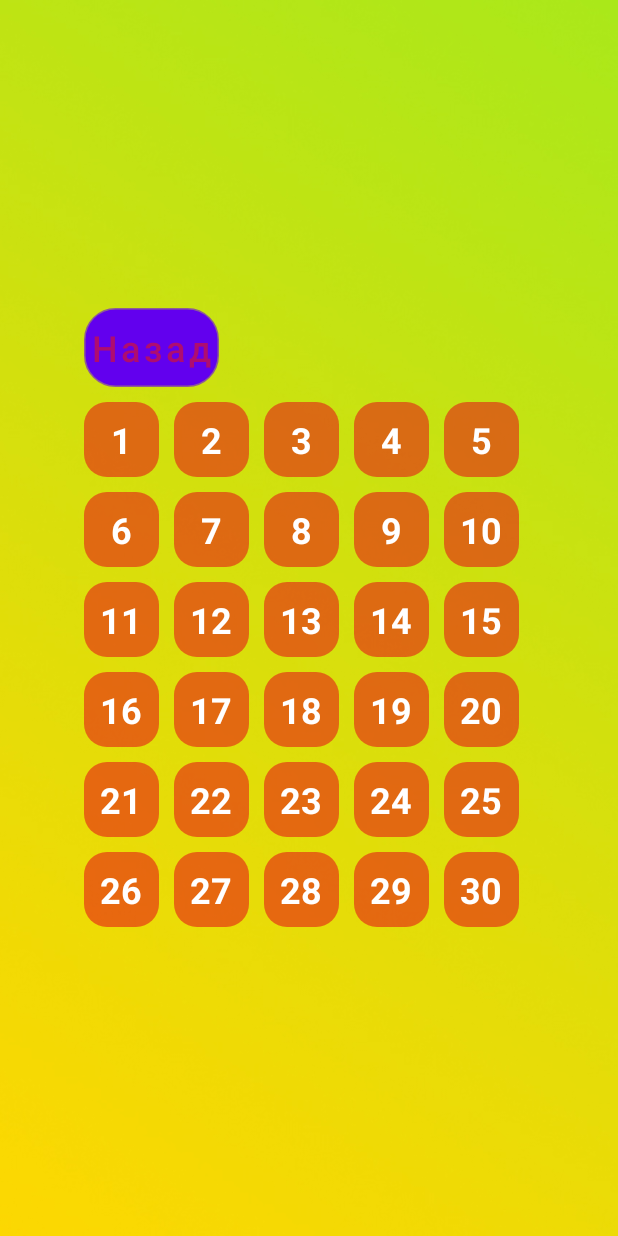
After one commit to SkalinRoman/QuizForKids, an Android app: the GameLevels screen opened directly, with no data from a screen before it, on a phone screen of 412 x 824 dp. The commit adds this screen. Run offline under Robolectric (Android 15) with nearby library versions, the phone set to English and light mode, and no system bars.

Commit message:
Add game levels

```diff
--- /dev/null
+++ b/app/src/main/java/ru/skalinroman/quizforkids/GameLevels.java
@@ -0,0 +1,19 @@
+package ru.skalinroman.quizforkids;
+
+import android.os.Bundle;
+import android.view.Window;
+import android.view.WindowManager;
+
+import androidx.appcompat.app.AppCompatActivity;
+
+public class GameLevels extends AppCompatActivity {
+
+    @Override
+    protected void onCreate(Bundle savedInstanceState) {
+        super.onCreate(savedInstanceState);
+        setContentView(R.layout.game_levels);
+
+        Window w = getWindow();
+        w.setFlags(WindowManager.LayoutParams.FLAG_FULLSCREEN, WindowManager.LayoutParams.FLAG_FULLSCREEN);
+    }
+}
--- a/app/src/main/java/ru/skalinroman/quizforkids/MainActivity.java
+++ b/app/src/main/java/ru/skalinroman/quizforkids/MainActivity.java
@@ -2,9 +2,12 @@ package ru.skalinroman.quizforkids;
 
 import androidx.appcompat.app.AppCompatActivity;
 
+import android.content.Intent;
 import android.os.Bundle;
+import android.view.View;
 import android.view.Window;
 import android.view.WindowManager;
+import android.widget.Button;
 
 public class MainActivity extends AppCompatActivity {
 
@@ -13,6 +16,20 @@ public class MainActivity extends AppCompatActivity {
         super.onCreate(savedInstanceState);
         setContentView(R.layout.activity_main);
 
+        Button buttonStart = (Button) findViewById(R.id.buttonStart);
+
+        buttonStart.setOnClickListener(new View.OnClickListener() {
+            @Override
+            public void onClick(View view) {
+                try {
+                    Intent intent = new Intent(MainActivity.this, GameLevels.class);
+                    startActivity(intent);
+                    finish();
+                } catch (Exception e) {
+                }
+            }
+        });
+
         Window w = getWindow();
         w.setFlags(WindowManager.LayoutParams.FLAG_FULLSCREEN, WindowManager.LayoutParams.FLAG_FULLSCREEN);
     }
--- /dev/null
+++ b/app/src/main/res/drawable-v24/style_button_orange60.xml
@@ -0,0 +1,5 @@
+<?xml version="1.0" encoding="utf-8"?>
+<shape xmlns:android="http://schemas.android.com/apk/res/android">
+    <corners android:radius="15dp" />
+    <solid android:color="@color/orange60" />
+</shape>
--- /dev/null
+++ b/app/src/main/res/drawable/button_game_levels.xml
@@ -0,0 +1,5 @@
+<?xml version="1.0" encoding="utf-8"?>
+<selector xmlns:android="http://schemas.android.com/apk/res/android">
+    <item android:drawable="@drawable/style_button_orange95" android:state_pressed="false" />
+    <item android:drawable="@drawable/style_button_orange60" android:state_pressed="true" />
+</selector>
--- /dev/null
+++ b/app/src/main/res/drawable/style_button_orange95.xml
@@ -0,0 +1,5 @@
+<?xml version="1.0" encoding="utf-8"?>
+<shape xmlns:android="http://schemas.android.com/apk/res/android">
+    <corners android:radius="15dp" />
+    <solid android:color="@color/orange95" />
+</shape>
--- /dev/null
+++ b/app/src/main/res/layout/game_levels.xml
@@ -0,0 +1,469 @@
+<?xml version="1.0" encoding="utf-8"?>
+<RelativeLayout xmlns:android="http://schemas.android.com/apk/res/android"
+    xmlns:app="http://schemas.android.com/apk/res-auto"
+    android:layout_width="match_parent"
+    android:layout_height="match_parent"
+    android:orientation="vertical">
+
+    <ImageView
+        android:id="@+id/imageView"
+        android:layout_width="match_parent"
+        android:layout_height="match_parent"
+        android:scaleType="centerCrop"
+        app:srcCompat="@drawable/main_background" />
+
+    <LinearLayout
+        android:id="@+id/container_1"
+        android:layout_width="match_parent"
+        android:layout_height="match_parent"
+        android:gravity="center"
+        android:orientation="vertical">
+
+        <LinearLayout
+            android:id="@+id/container_2"
+            android:layout_width="wrap_content"
+            android:layout_height="wrap_content"
+            android:orientation="vertical"
+            android:padding="10dp">
+
+            <LinearLayout
+                android:id="@+id/container_3"
+                android:layout_width="match_parent"
+                android:layout_height="match_parent"
+                android:orientation="horizontal">
+
+                <Button
+                    android:id="@+id/button"
+                    android:layout_width="wrap_content"
+                    android:layout_height="wrap_content"
+                    android:background="@drawable/button_stroke_orange95_press_while"
+                    android:paddingLeft="5dp"
+                    android:paddingRight="5dp"
+                    android:text="@string/back"
+                    android:textAllCaps="false"
+                    android:textColor="@color/orange95"
+                    android:textSize="24sp" />
+            </LinearLayout>
+
+            <ScrollView
+                android:layout_width="match_parent"
+                android:layout_height="match_parent"
+                android:layout_marginTop="10dp">
+
+                <LinearLayout
+                    android:id="@+id/container_4"
+                    android:layout_width="match_parent"
+                    android:layout_height="wrap_content"
+                    android:orientation="vertical">
+
+                    <LinearLayout
+                        android:id="@+id/line_1"
+                        android:layout_width="match_parent"
+                        android:layout_height="match_parent"
+                        android:orientation="horizontal">
+
+                        <TextView
+                            android:id="@+id/textView_1"
+                            android:layout_width="50dp"
+                            android:layout_height="50dp"
+                            android:layout_marginRight="10dp"
+                            android:background="@drawable/button_game_levels"
+                            android:gravity="center"
+                            android:text="1"
+                            android:textColor="@color/white"
+                            android:textSize="24sp"
+                            android:textStyle="bold" />
+
+                        <TextView
+                            android:id="@+id/textView_2"
+                            android:layout_width="50dp"
+                            android:layout_height="50dp"
+                            android:layout_marginRight="10dp"
+                            android:background="@drawable/button_game_levels"
+                            android:gravity="center"
+                            android:text="2"
+                            android:textColor="@color/white"
+                            android:textSize="24sp"
+                            android:textStyle="bold" />
+
+                        <TextView
+                            android:id="@+id/textView_3"
+                            android:layout_width="50dp"
+                            android:layout_height="50dp"
+                            android:layout_marginRight="10dp"
+                            android:background="@drawable/button_game_levels"
+                            android:gravity="center"
+                            android:text="3"
+                            android:textColor="@color/white"
+                            android:textSize="24sp"
+                            android:textStyle="bold" />
+
+                        <TextView
+                            android:id="@+id/textView_4"
+                            android:layout_width="50dp"
+                            android:layout_height="50dp"
+                            android:layout_marginRight="10dp"
+                            android:background="@drawable/button_game_levels"
+                            android:gravity="center"
+                            android:text="4"
+                            android:textColor="@color/white"
+                            android:textSize="24sp"
+                            android:textStyle="bold" />
+
+                        <TextView
+                            android:id="@+id/textView_5"
+                            android:layout_width="50dp"
+                            android:layout_height="50dp"
+                            android:layout_marginRight="10dp"
+                            android:background="@drawable/button_game_levels"
+                            android:gravity="center"
+                            android:text="5"
+                            android:textColor="@color/white"
+                            android:textSize="24sp"
+                            android:textStyle="bold" />
+                    </LinearLayout>
+
+                    <LinearLayout
+                        android:id="@+id/line_2"
+                        android:layout_width="match_parent"
+                        android:layout_height="match_parent"
+                        android:layout_marginTop="10dp"
+                        android:orientation="horizontal">
+
+                        <TextView
+                            android:id="@+id/textView_6"
+                            android:layout_width="50dp"
+                            android:layout_height="50dp"
+                            android:layout_marginRight="10dp"
+                            android:background="@drawable/button_game_levels"
+                            android:gravity="center"
+                            android:text="6"
+                            android:textColor="@color/white"
+                            android:textSize="24sp"
+                            android:textStyle="bold" />
+
+                        <TextView
+                            android:id="@+id/textView_7"
+                            android:layout_width="50dp"
+                            android:layout_height="50dp"
+                            android:layout_marginRight="10dp"
+                            android:background="@drawable/button_game_levels"
+                            android:gravity="center"
+                            android:text="7"
+                            android:textColor="@color/white"
+                            android:textSize="24sp"
+                            android:textStyle="bold" />
+
+                        <TextView
+                            android:id="@+id/textView_8"
+                            android:layout_width="50dp"
+                            android:layout_height="50dp"
+                            android:layout_marginRight="10dp"
+                            android:background="@drawable/button_game_levels"
+                            android:gravity="center"
+                            android:text="8"
+                            android:textColor="@color/white"
+                            android:textSize="24sp"
+                            android:textStyle="bold" />
+
+                        <TextView
+                            android:id="@+id/textView_9"
+                            android:layout_width="50dp"
+                            android:layout_height="50dp"
+                            android:layout_marginRight="10dp"
+                            android:background="@drawable/button_game_levels"
+                            android:gravity="center"
+                            android:text="9"
+                            android:textColor="@color/white"
+                            android:textSize="24sp"
+                            android:textStyle="bold" />
+
+                        <TextView
+                            android:id="@+id/textView_10"
+                            android:layout_width="50dp"
+                            android:layout_height="50dp"
+                            android:layout_marginRight="10dp"
+                            android:background="@drawable/button_game_levels"
+                            android:gravity="center"
+                            android:text="10"
+                            android:textColor="@color/white"
+                            android:textSize="24sp"
+                            android:textStyle="bold" />
+                    </LinearLayout>
+
+                    <LinearLayout
+                        android:id="@+id/line_3"
+                        android:layout_width="match_parent"
+                        android:layout_height="match_parent"
+                        android:layout_marginTop="10dp"
+                        android:orientation="horizontal">
+
+                        <TextView
+                            android:id="@+id/textView_11"
+                            android:layout_width="50dp"
+                            android:layout_height="50dp"
+                            android:layout_marginRight="10dp"
+                            android:background="@drawable/button_game_levels"
+                            android:gravity="center"
+                            android:text="11"
+                            android:textColor="@color/white"
+                            android:textSize="24sp"
+                            android:textStyle="bold" />
+
+                        <TextView
+                            android:id="@+id/textView_12"
+                            android:layout_width="50dp"
+                            android:layout_height="50dp"
+                            android:layout_marginRight="10dp"
+                            android:background="@drawable/button_game_levels"
+                            android:gravity="center"
+                            android:text="12"
+                            android:textColor="@color/white"
+                            android:textSize="24sp"
+                            android:textStyle="bold" />
+
+                        <TextView
+                            android:id="@+id/textView_13"
+                            android:layout_width="50dp"
+                            android:layout_height="50dp"
+                            android:layout_marginRight="10dp"
+                            android:background="@drawable/button_game_levels"
+                            android:gravity="center"
+                            android:text="13"
+                            android:textColor="@color/white"
+                            android:textSize="24sp"
+                            android:textStyle="bold" />
+
+                        <TextView
+                            android:id="@+id/textView_14"
+                            android:layout_width="50dp"
+                            android:layout_height="50dp"
+                            android:layout_marginRight="10dp"
+                            android:background="@drawable/button_game_levels"
+                            android:gravity="center"
+                            android:text="14"
+                            android:textColor="@color/white"
+                            android:textSize="24sp"
+                            android:textStyle="bold" />
+
+                        <TextView
+                            android:id="@+id/textView_15"
+                            android:layout_width="50dp"
+                            android:layout_height="50dp"
+                            android:layout_marginRight="10dp"
+                            android:background="@drawable/button_game_levels"
+                            android:gravity="center"
+                            android:text="15"
+                            android:textColor="@color/white"
+                            android:textSize="24sp"
+                            android:textStyle="bold" />
+                    </LinearLayout>
+
+                    <LinearLayout
+                        android:id="@+id/line_4"
+                        android:layout_width="match_parent"
+                        android:layout_height="match_parent"
+                        android:layout_marginTop="10dp"
+                        android:orientation="horizontal">
+
+                        <TextView
+                            android:id="@+id/textView_16"
+                            android:layout_width="50dp"
+                            android:layout_height="50dp"
+                            android:layout_marginRight="10dp"
+                            android:background="@drawable/button_game_levels"
+                            android:gravity="center"
+                            android:text="16"
+                            android:textColor="@color/white"
+                            android:textSize="24sp"
+                            android:textStyle="bold" />
+
+                        <TextView
+                            android:id="@+id/textView_17"
+                            android:layout_width="50dp"
+                            android:layout_height="50dp"
+                            android:layout_marginRight="10dp"
+                            android:background="@drawable/button_game_levels"
+                            android:gravity="center"
+                            android:text="17"
+                            android:textColor="@color/white"
+                            android:textSize="24sp"
+                            android:textStyle="bold" />
+
+                        <TextView
+                            android:id="@+id/textView_18"
+                            android:layout_width="50dp"
+                            android:layout_height="50dp"
+                            android:layout_marginRight="10dp"
+                            android:background="@drawable/button_game_levels"
+                            android:gravity="center"
+                            android:text="18"
+                            android:textColor="@color/white"
+                            android:textSize="24sp"
+                            android:textStyle="bold" />
+
+                        <TextView
+                            android:id="@+id/textView_19"
+                            android:layout_width="50dp"
+                            android:layout_height="50dp"
+                            android:layout_marginRight="10dp"
+                            android:background="@drawable/button_game_levels"
+                            android:gravity="center"
+                            android:text="19"
+                            android:textColor="@color/white"
+                            android:textSize="24sp"
+                            android:textStyle="bold" />
+
+                        <TextView
+                            android:id="@+id/textView_20"
+                            android:layout_width="50dp"
+                            android:layout_height="50dp"
+                            android:layout_marginRight="10dp"
+                            android:background="@drawable/button_game_levels"
+                            android:gravity="center"
+                            android:text="20"
+                            android:textColor="@color/white"
+                            android:textSize="24sp"
+                            android:textStyle="bold" />
+                    </LinearLayout>
+
+                    <LinearLayout
+                        android:id="@+id/line_5"
+                        android:layout_width="match_parent"
+                        android:layout_height="match_parent"
+                        android:layout_marginTop="10dp"
+                        android:orientation="horizontal">
+
+                        <TextView
+                            android:id="@+id/textView_21"
+                            android:layout_width="50dp"
+                            android:layout_height="50dp"
+                            android:layout_marginRight="10dp"
+                            android:background="@drawable/button_game_levels"
+                            android:gravity="center"
+                            android:text="21"
+                            android:textColor="@color/white"
+                            android:textSize="24sp"
+                            android:textStyle="bold" />
+
+                        <TextView
+                            android:id="@+id/textView_22"
+                            android:layout_width="50dp"
+                            android:layout_height="50dp"
+                            android:layout_marginRight="10dp"
+                            android:background="@drawable/button_game_levels"
+                            android:gravity="center"
+                            android:text="22"
+                            android:textColor="@color/white"
+                            android:textSize="24sp"
+                            android:textStyle="bold" />
+
+                        <TextView
+                            android:id="@+id/textView_23"
+                            android:layout_width="50dp"
+                            android:layout_height="50dp"
+                            android:layout_marginRight="10dp"
+                            android:background="@drawable/button_game_levels"
+                            android:gravity="center"
+                            android:text="23"
+                            android:textColor="@color/white"
+                            android:textSize="24sp"
+                            android:textStyle="bold" />
+
+                        <TextView
+                            android:id="@+id/textView_24"
+                            android:layout_width="50dp"
+                            android:layout_height="50dp"
+                            android:layout_marginRight="10dp"
+                            android:background="@drawable/button_game_levels"
+                            android:gravity="center"
+                            android:text="24"
+                            android:textColor="@color/white"
+                            android:textSize="24sp"
+                            android:textStyle="bold" />
+
+                        <TextView
+                            android:id="@+id/textView_25"
+                            android:layout_width="50dp"
+                            android:layout_height="50dp"
+                            android:layout_marginRight="10dp"
+                            android:background="@drawable/button_game_levels"
+                            android:gravity="center"
+                            android:text="25"
+                            android:textColor="@color/white"
+                            android:textSize="24sp"
+                            android:textStyle="bold" />
+                    </LinearLayout>
+
+                    <LinearLayout
+                        android:id="@+id/line_6"
+                        android:layout_width="match_parent"
+                        android:layout_height="match_parent"
+                        android:layout_marginTop="10dp"
+                        android:orientation="horizontal">
+
+                        <TextView
+                            android:id="@+id/textView_26"
+                            android:layout_width="50dp"
+                            android:layout_height="50dp"
+                            android:layout_marginRight="10dp"
+                            android:background="@drawable/button_game_levels"
+                            android:gravity="center"
+                            android:text="26"
+                            android:textColor="@color/white"
+                            android:textSize="24sp"
+                            android:textStyle="bold" />
+
+                        <TextView
+                            android:id="@+id/textView_27"
+                            android:layout_width="50dp"
+                            android:layout_height="50dp"
+                            android:layout_marginRight="10dp"
+                            android:background="@drawable/button_game_levels"
+                            android:gravity="center"
+                            android:text="27"
+                            android:textColor="@color/white"
+                            android:textSize="24sp"
+                            android:textStyle="bold" />
+
+                        <TextView
+                            android:id="@+id/textView_28"
+                            android:layout_width="50dp"
+                            android:layout_height="50dp"
+                            android:layout_marginRight="10dp"
+                            android:background="@drawable/button_game_levels"
+                            android:gravity="center"
+                            android:text="28"
+                            android:textColor="@color/white"
+                            android:textSize="24sp"
+                            android:textStyle="bold" />
+
+                        <TextView
+                            android:id="@+id/textView_29"
+                            android:layout_width="50dp"
+                            android:layout_height="50dp"
+                            android:layout_marginRight="10dp"
+                            android:background="@drawable/button_game_levels"
+                            android:gravity="center"
+                            android:text="29"
+                            android:textColor="@color/white"
+                            android:textSize="24sp"
+                            android:textStyle="bold" />
+
+                        <TextView
+                            android:id="@+id/textView_30"
+                            android:layout_width="50dp"
+                            android:layout_height="50dp"
+                            android:layout_marginRight="10dp"
+                            android:background="@drawable/button_game_levels"
+                            android:gravity="center"
+                            android:text="30"
+                            android:textColor="@color/white"
+                            android:textSize="24sp"
+                            android:textStyle="bold" />
+                    </LinearLayout>
+                </LinearLayout>
+            </ScrollView>
+        </LinearLayout>
+    </LinearLayout>
+</RelativeLayout>
--- a/app/src/main/res/values/colors.xml
+++ b/app/src/main/res/values/colors.xml
@@ -8,4 +8,5 @@
     <color name="black">#FF000000</color>
     <color name="white">#FFFFFFFF</color>
     <color name="orange95">#95E61717</color>
+    <color name="orange60">#60E61717</color>
 </resources>
--- a/app/src/main/res/values/strings.xml
+++ b/app/src/main/res/values/strings.xml
@@ -1,4 +1,5 @@
 <resources>
     <string name="app_name">Quiz for Kids</string>
     <string name="start">Начать</string>
+    <string name="back">Назад</string>
 </resources>
```
Also changed, not shown: app/src/main/AndroidManifest.xml (+7 -0 lines).
